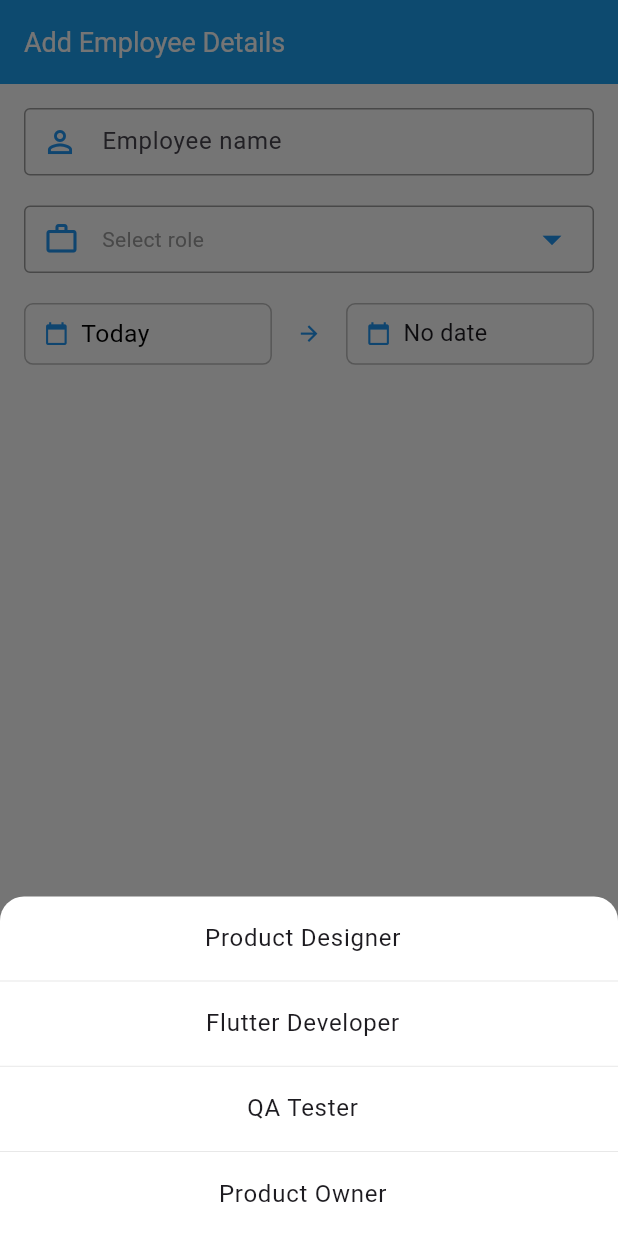
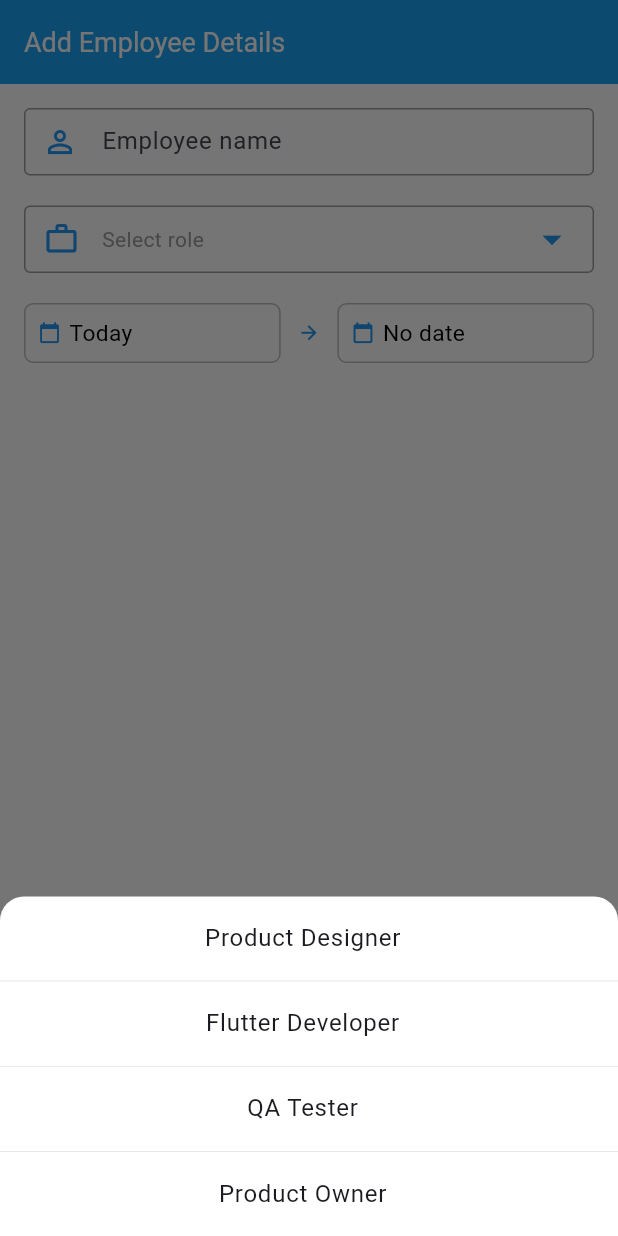
Before and after one commit to vicky-prog/employee_record, a Flutter app: the screen it shows after launch, after a tap on the "add" icon, after a tap on "Select role", on a phone screen of 412 x 824 dp. Run offline on Flutter 3.47's test engine with Material 3 defaults, Android fonts, the phone set to English and light mode, and no system bars; our stand-ins replace drift, drift_flutter, equatable, flutter_bloc, hexcolor, table_calendar; missing offline and left inert: drift_dev, sqlite3; accounts and stored records are empty; generated files the repository leaves out were written again.

Commit message:
alignment issue

```diff
--- a/lib/presentation/widgets/date_selection_row.dart
+++ b/lib/presentation/widgets/date_selection_row.dart
@@ -1,9 +1,116 @@
 import 'package:employee_record/presentation/core/utils/date_utils.dart';
 import 'package:flutter/material.dart';
 
+import 'package:flutter/material.dart';
+import 'package:employee_record/presentation/core/utils/date_utils.dart';
+
+class DateSelectionRow extends StatelessWidget {
+  final VoidCallback onFromDateTap;
+  final VoidCallback onToDateTap;
+  final DateTime? fromDate;
+  final DateTime? toDate;
+  final double borderRadius;
+
+  const DateSelectionRow({
+    super.key,
+    required this.onFromDateTap,
+    required this.onToDateTap,
+    required this.fromDate,
+    required this.toDate,
+    this.borderRadius = 6.0,
+  });
+
+  @override
+  Widget build(BuildContext context) {
+    return LayoutBuilder(
+      builder: (context, constraints) {
+        double screenWidth = constraints.maxWidth;
+
+        double inputFieldHeight = (screenWidth * 0.08).clamp(40.0, 50.0);
+        double iconSize = (screenWidth * 0.03).clamp(15, 22);
+        double fontSize = (screenWidth * 0.040).clamp(12, 16);
+        double spacing = screenWidth * 0.015; // Adjust based on screen size
+
+        return SizedBox(
+          height: inputFieldHeight,
+          child: Flex(
+            direction: Axis.horizontal,
+            mainAxisAlignment: MainAxisAlignment.spaceBetween,
+            children: [
+              // From Date Field
+              Expanded(
+                child: GestureDetector(
+                  onTap: onFromDateTap,
+                  child: Container(
+                    height: inputFieldHeight,
+                    padding: EdgeInsets.symmetric(horizontal: spacing * 1.5),
+                    decoration: BoxDecoration(
+                      border: Border.all(color: Colors.grey.shade400),
+                      borderRadius: BorderRadius.circular(borderRadius),
+                      color: Colors.white,
+                    ),
+                    child: Row(
+                      children: [
+                        Icon(Icons.calendar_today, color: Colors.blue, size: iconSize),
+                        SizedBox(width: spacing),
+                        Expanded(
+                          child: Text(
+                            fromDate != null ? formatDate(fromDate!) : "Today",
+                            style: TextStyle(fontSize: fontSize, color: Colors.black),
+                            overflow: TextOverflow.ellipsis,
+                          ),
+                        ),
+                      ],
+                    ),
+                  ),
+                ),
+              ),
+
+              SizedBox(width: spacing * 2),
+
+              // Arrow Icon
+              Icon(Icons.arrow_forward, color: Colors.blue, size: iconSize),
+
+              SizedBox(width: spacing * 2),
+
+              // To Date Field
+              Expanded(
+                child: GestureDetector(
+                  onTap: onToDateTap,
+                  child: Container(
+                    height: inputFieldHeight,
+                    padding: EdgeInsets.symmetric(horizontal: spacing * 1.5),
+                    decoration: BoxDecoration(
+                      border: Border.all(color: Colors.grey.shade400),
+                      borderRadius: BorderRadius.circular(borderRadius),
+                      color: Colors.white,
+                    ),
+                    child: Row(
+                      children: [
+                        Icon(Icons.calendar_today, color: Colors.blue, size: iconSize),
+                        SizedBox(width: spacing),
+                        Expanded(
+                          child: Text(
+                            toDate != null ? formatDate(toDate!) : "No date",
+                            style: TextStyle(fontSize: fontSize, color: Colors.black),
+                            overflow: TextOverflow.ellipsis,
+                          ),
+                        ),
+                      ],
+                    ),
+                  ),
+                ),
+              ),
+            ],
+          ),
+        );
+      },
+    );
+  }
+}
 
 
-class DateSelectionRow extends StatelessWidget {
+class DateSelectionRow2 extends StatelessWidget {
   final VoidCallback onFromDateTap;
   final VoidCallback onToDateTap;
   final DateTime? fromDate;
@@ -11,7 +118,7 @@ class DateSelectionRow extends StatelessWidget {
 
   final double borderRadius;
 
-  const DateSelectionRow({
+  const DateSelectionRow2({
     super.key,
     required this.onFromDateTap,
     required this.onToDateTap,
@@ -27,8 +134,9 @@ class DateSelectionRow extends StatelessWidget {
     // Dynamic Sizes Based on Screen Width
    double inputFieldHeight = (screenWidth * 0.10).clamp(40.0, 45.0);
 
-    double iconSize = screenWidth * 0.04; // 4% of screen width
-    double fontSize = screenWidth * 0.04; // 4% of screen width
+    double iconSize = (screenWidth * 0.04).clamp(15, 25); // 4% of screen width
+
+    double fontSize = (screenWidth * 0.04).clamp(12, 16); // 4% of screen width
     double spacing = screenWidth * 0.02; // 2% of screen width
 
     return SizedBox(
```
